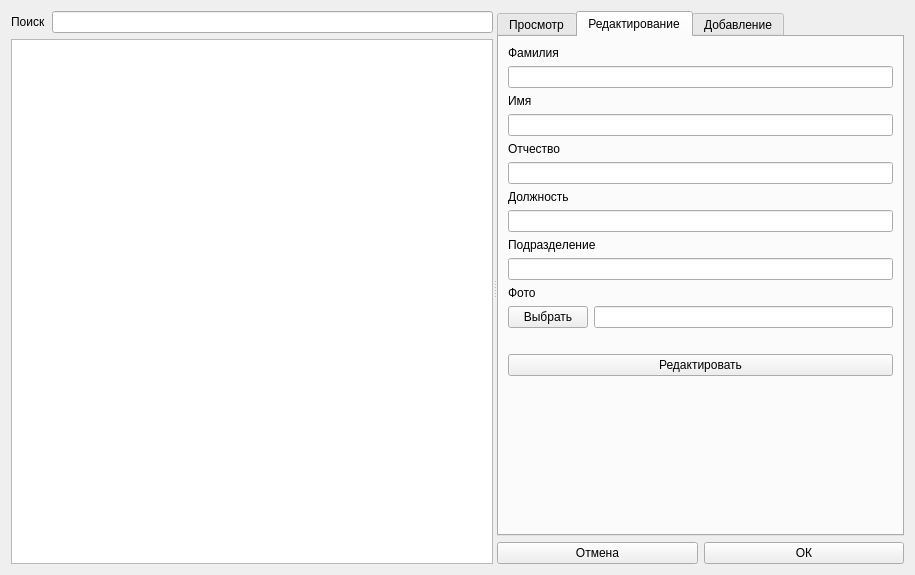
This is personalcardeditorform.ui in artemer981333/LiveFaceRecoSystem as Qt 5 draws it before an edit. The edited form follows.
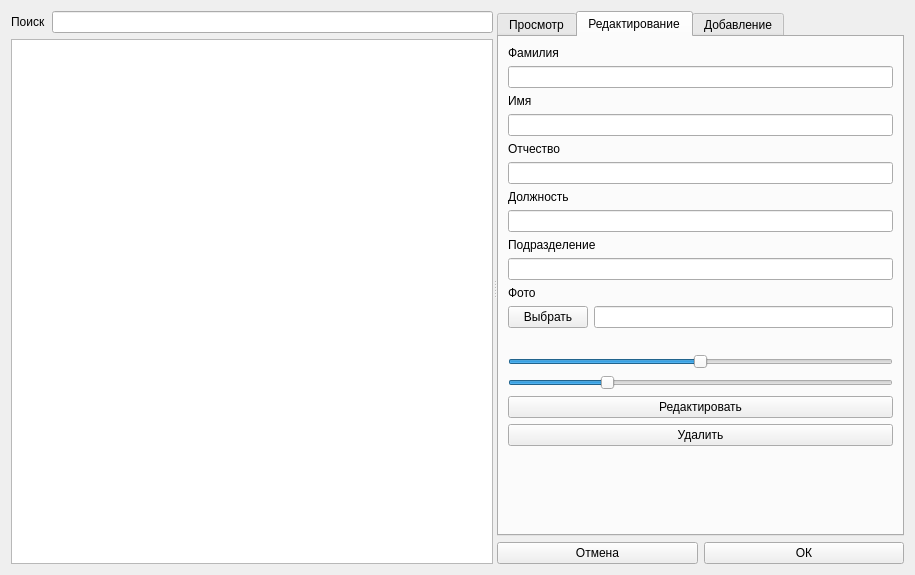
This is the edited form. The open tabs and pages were chosen to show the change.

```diff
--- a/personalcardeditorform.ui
+++ b/personalcardeditorform.ui
@@ -245,6 +245,35 @@
              </property>
             </widget>
            </item>
+           <item>
+            <widget class="QSlider" name="EditBrightnessSlider">
+             <property name="minimum">
+              <number>-200</number>
+             </property>
+             <property name="maximum">
+              <number>200</number>
+             </property>
+             <property name="orientation">
+              <enum>Qt::Horizontal</enum>
+             </property>
+            </widget>
+           </item>
+           <item>
+            <widget class="QSlider" name="EditContrastSlider">
+             <property name="minimum">
+              <number>1</number>
+             </property>
+             <property name="maximum">
+              <number>400</number>
+             </property>
+             <property name="value">
+              <number>100</number>
+             </property>
+             <property name="orientation">
+              <enum>Qt::Horizontal</enum>
+             </property>
+            </widget>
+           </item>
            <item>
             <widget class="QPushButton" name="EditCardButton">
              <property name="text">
@@ -252,6 +281,13 @@
              </property>
             </widget>
            </item>
+           <item>
+            <widget class="QPushButton" name="DeleteCardButton">
+             <property name="text">
+              <string>Удалить</string>
+             </property>
+            </widget>
+           </item>
            <item>
             <spacer name="verticalSpacer_2">
              <property name="orientation">
```
Left out of the diff: 43 changed lines with no effect on the pictures.
